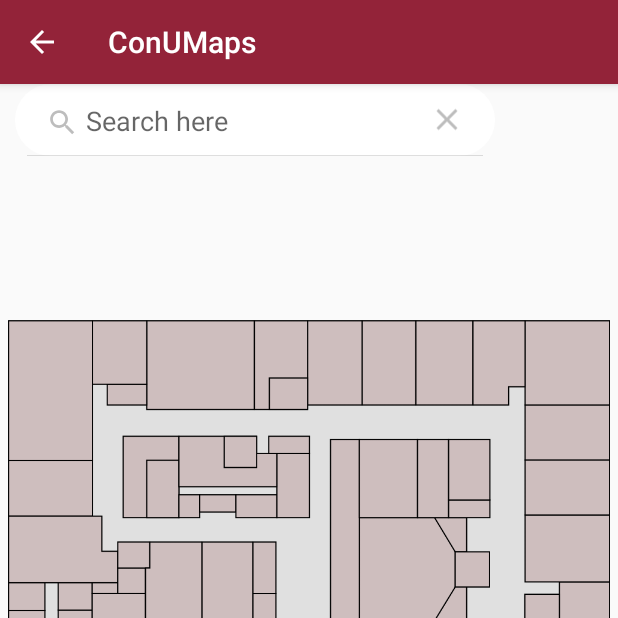
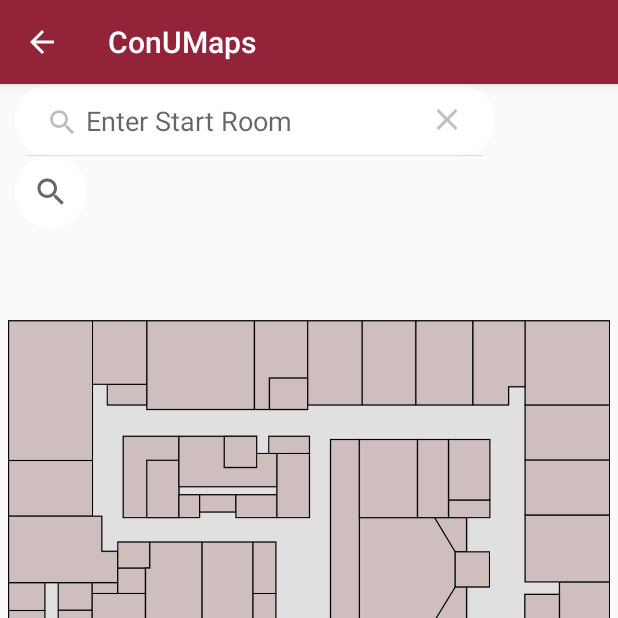
Before and after one commit to MaelSemler/mini-cap, an Android app: the IndoorActivity screen opened directly, with no data from a screen before it, after a tap on "Search", on a phone screen of 412 x 824 dp, the top half of it. Run offline under Robolectric (Android 15) with nearby library versions, the light colour scheme and no system bars; our stand-ins replace Picasso; libraries missing offline, so code that uses them is left out: jp.wasabeef.picasso; pictures from the network do not load.

Commit message:
Destination node retrieved thru the search bar

```diff
--- a/app/src/main/java/com/soen390/conumap/IndoorNavigation/IndoorActivity.kt
+++ b/app/src/main/java/com/soen390/conumap/IndoorNavigation/IndoorActivity.kt
@@ -24,11 +24,16 @@ class IndoorActivity : AppCompatActivity() {
 
     lateinit var list: ListView
     lateinit var adapter: AdapterClass
-    lateinit var searchBar: SearchView
+    lateinit var searchStartingRoom: SearchView
+    lateinit var searchDestinationRoom: SearchView
     lateinit var searchQueries: ArrayList<String>
 
     lateinit var  startingRoom: String
     lateinit var  startingCoor: Node
+
+
+    lateinit var  destinationRoom: String
+    lateinit var  destinationCoor: Node
 
     var arraylist: ArrayList<SearchQuery> = ArrayList<SearchQuery>()
 
@@ -61,7 +66,9 @@ class IndoorActivity : AppCompatActivity() {
         }
         adapter = AdapterClass(this, arraylist)
         list.setAdapter(adapter)
-        searchBar = findViewById(R.id.search_view)
+        searchStartingRoom = findViewById(R.id.search_StartRoom)
+        searchDestinationRoom = findViewById(R.id.search_DestinationRoom)
+
 
         list.visibility= View.GONE
 
@@ -85,8 +92,8 @@ class IndoorActivity : AppCompatActivity() {
         db = IndoorDatabaseHelper(this)
 
 
-        //Listening to the searchbar
-        searchBar.setOnQueryTextListener(object:
+        //Listening to the Search StartingRoom
+        searchStartingRoom.setOnQueryTextListener(object:
             OnQueryTextListener {
                 //WHen user click on enter
                 override fun onQueryTextSubmit(startingQuery: String): Boolean {
@@ -94,10 +101,7 @@ class IndoorActivity : AppCompatActivity() {
                     startingRoom = startingQuery
 
                     startingCoor = db.getRoomCoordinates(startingQuery)
-
-
-                    Log.d("TESTING:", startingCoor.toString())
-                    db.printDatabaseContents()
+                    Log.i("Starting Room IS: ",startingCoor.toString())
 
                     return false;
                 }
@@ -109,6 +113,29 @@ class IndoorActivity : AppCompatActivity() {
                     return false;
                 }
             }
+        )
+
+        //Listening to the Search StartingRoom
+        searchDestinationRoom.setOnQueryTextListener(object:
+            OnQueryTextListener {
+            //WHen user click on enter
+            override fun onQueryTextSubmit(destinationQuery: String): Boolean {
+                list.visibility= View.GONE
+                destinationRoom = destinationQuery
+
+                destinationCoor = db.getRoomCoordinates(destinationQuery)
+                Log.i("DESTINATION IS: ",destinationCoor.toString())
+
+                return false;
+            }
+            //When The searchbar textfield is changing
+            override fun onQueryTextChange(newText: String): Boolean {
+                list.visibility= View.VISIBLE
+                var text = newText;
+                adapter.filter(text);
+                return false;
+            }
+        }
         )
 
 
--- a/app/src/main/res/layout/activity_indoor.xml
+++ b/app/src/main/res/layout/activity_indoor.xml
@@ -53,8 +53,20 @@
             android:layout_width="wrap_content"
             android:layout_height="wrap_content"
             android:layout_marginStart="10dp"
-            android:id="@+id/search_view"
-            android:queryHint="Search here"
+            android:id="@+id/search_StartRoom"
+            android:queryHint="Enter Start Room"
+            android:inputType="text"
+            android:iconifiedByDefault="true"
+            android:background="@drawable/round_rectangle_white">
+        </android.widget.SearchView>
+
+        <android.widget.SearchView
+            android:layout_width="wrap_content"
+            android:layout_height="wrap_content"
+            android:layout_marginStart="10dp"
+            android:layout_below="@id/search_StartRoom"
+            android:id="@+id/search_DestinationRoom"
+            android:queryHint="Enter Destination Room"
             android:inputType="text"
             android:iconifiedByDefault="true"
             android:background="@drawable/round_rectangle_white">
@@ -64,7 +76,8 @@
         android:id="@+id/list_view"
         android:layout_width="fill_parent"
         android:layout_height="wrap_content"
-        android:layout_below="@id/search_view">
+        android:layout_below="@id/search_DestinationRoom"
+        android:background="#FFF">
     </ListView>
 
 
```
